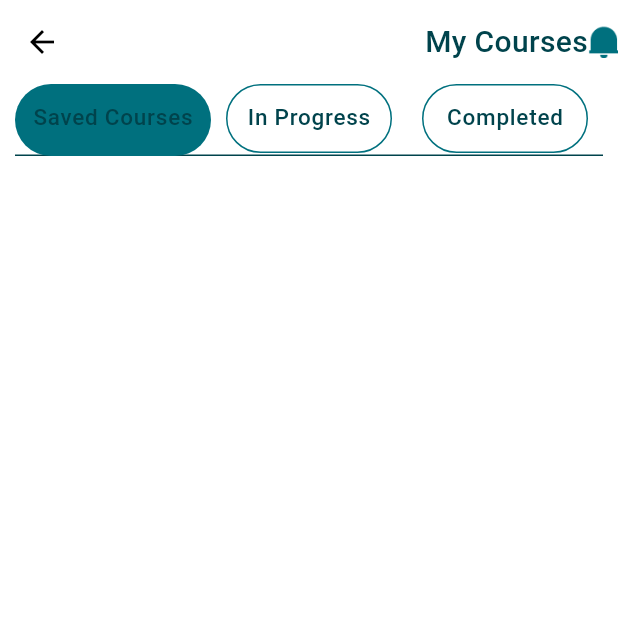
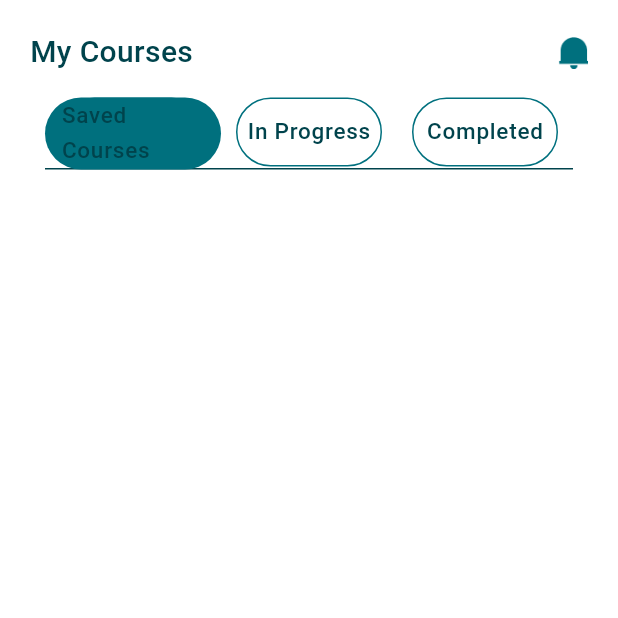
Before and after one commit to swagatapal/E_Learning, a Flutter app: the MyCourseTab screen opened directly, on a phone screen of 412 x 824 dp, the top half of it. Run offline on Flutter 3.47's test engine with Material 3 defaults, Android fonts, the phone set to English and light mode, and no system bars; our stand-ins replace flutter_bounce, persistent_bottom_nav_bar, smooth_page_indicator.

Commit message:
my course tab

```diff
--- a/lib/Screens/MyCourse/View/my_course_tab.dart
+++ b/lib/Screens/MyCourse/View/my_course_tab.dart
@@ -30,14 +30,17 @@ class _MyCourseTabState extends State<MyCourseTab>
 
   @override
   Widget build(BuildContext context) {
-    return DefaultTabController(
+    return SafeArea(
+      child: DefaultTabController(
         length: 3,
         child: Scaffold(
-        appBar: AppBar(
-          actions: const [
-            MyCourseHeading(),
-          ],
-          bottom: TabBar(
+          body: Padding(
+            padding: const EdgeInsets.all(20.0),
+            child: Column(
+              children: [
+                const MyCourseHeading(),
+                const SizedBox(height: 15,),
+                TabBar(
                   controller: tabController,
                   padding: const EdgeInsets.symmetric(horizontal: 10.0),
                   labelPadding: EdgeInsets.zero,
@@ -62,17 +65,33 @@ class _MyCourseTabState extends State<MyCourseTab>
                     Tab(child: MyCourseTabContainer(categoryName: "Completed")),
                   ],
                 ),
-        ),
-        body: Expanded(
+                Expanded(
                   child: TabBarView(
                     controller: tabController,
-            children: const [
-              SavedCourse(),
-              InProgress(),
-              CompletedPage(),
+                    children:  [
+                      const SavedCourse(),
+                      ListView.builder(
+                        itemCount: 3,
+                          itemBuilder: (context, index){
+                          return const InProgress();
+                          }),
+
+
+                      const CompletedPage(),
                     ],
                   ),
                 ),
+
+              ],
+            ),
+          ),
+
+
+
+
+          ),
+
+
       ),
     );
   }
```
Also changed, not shown: lib/Screens/MyCourse/Widgets/in_progress.dart (+97 -88 lines). Lines whose indentation alone changed are shown as unchanged.
